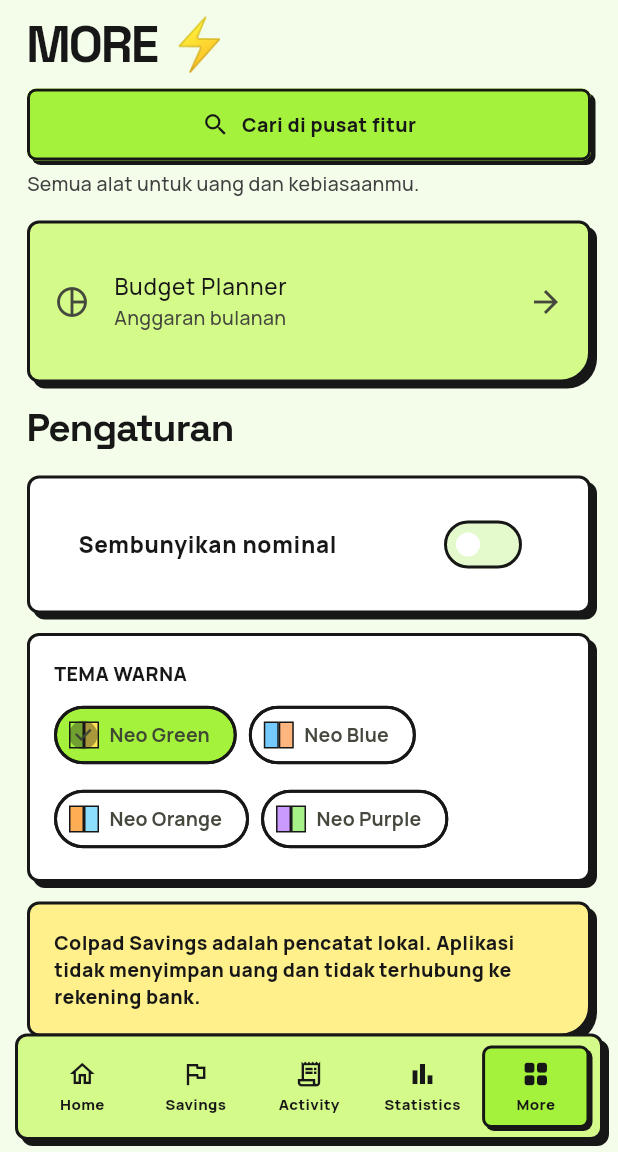
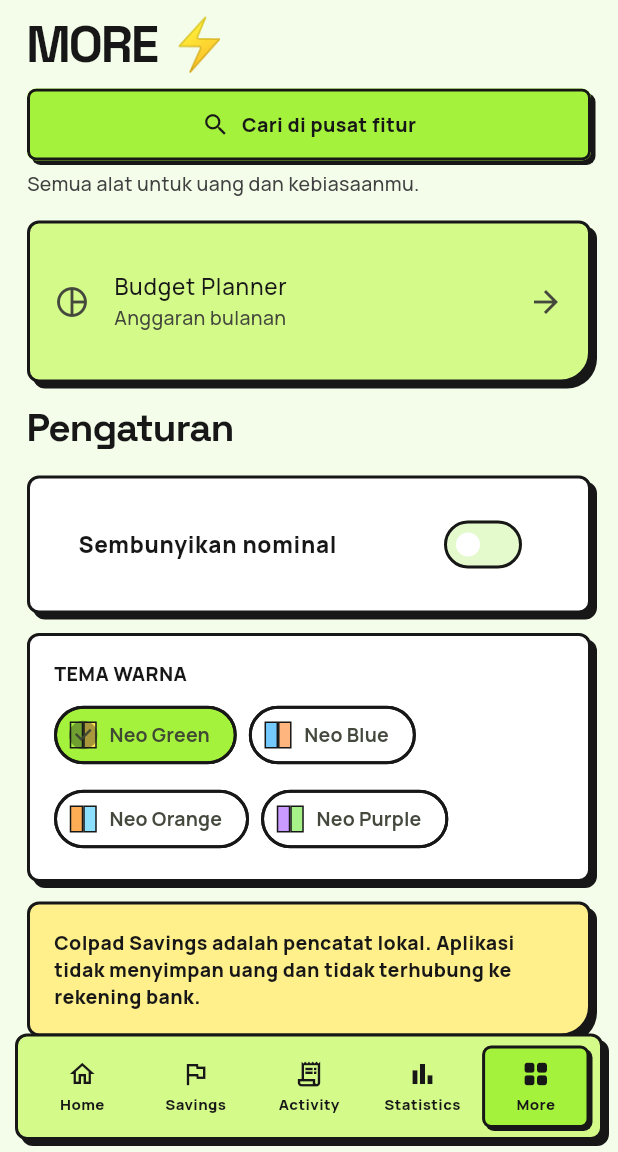
Before and after one commit to colpad999/apk-idk, a Flutter app: the screen it shows after launch, item 5 of the bottom bar chosen, on a phone screen of 412 x 824 dp, the part 84-1236 px from its top. Run offline on Flutter 3.47's test engine with Material 3 defaults, Android fonts, the phone set to English and light mode, and no system bars; our stand-ins replace drift, drift_flutter, file_picker, fl_chart, flutter_local_notifications, flutter_riverpod and 3 more; accounts and stored records are empty.

Commit message:
Fit theme color swatches on small screens
Co-authored-by: arena-agent <297053741+arena-agent@users.noreply.github.com>

```diff
--- a/lib/features/home/savings_home_page.dart
+++ b/lib/features/home/savings_home_page.dart
@@ -747,7 +747,7 @@ class _SettingsPage extends ConsumerWidget {
                       selected: selected == variant,
                       avatar: Row(mainAxisSize: MainAxisSize.min, children: [
                         for (final color in [NeoPalette.forVariant(variant).primary, NeoPalette.forVariant(variant).secondary])
-                          Container(width: 10, height: 18, decoration: BoxDecoration(color: color, border: Border.all(color: palette.border))),
+                          Container(width: 9, height: 18, decoration: BoxDecoration(color: color, border: Border.all(color: palette.border))),
                       ]),
                       onSelected: (_) async {
                         try {
```
Also changed, not shown: 1 other file.
